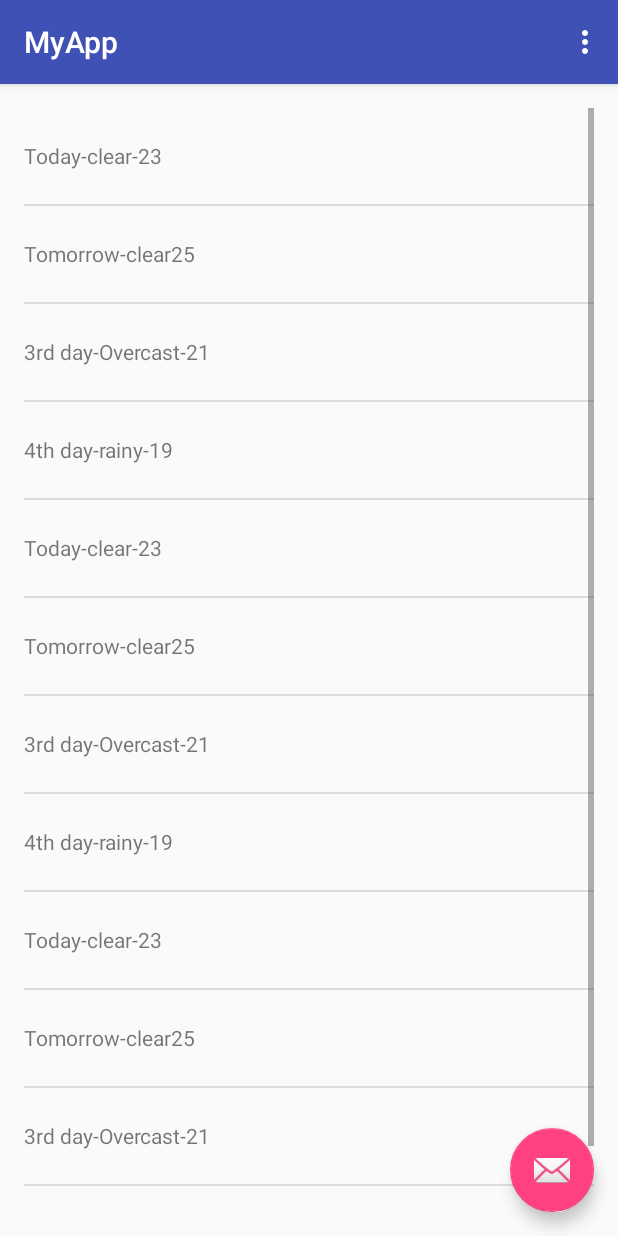
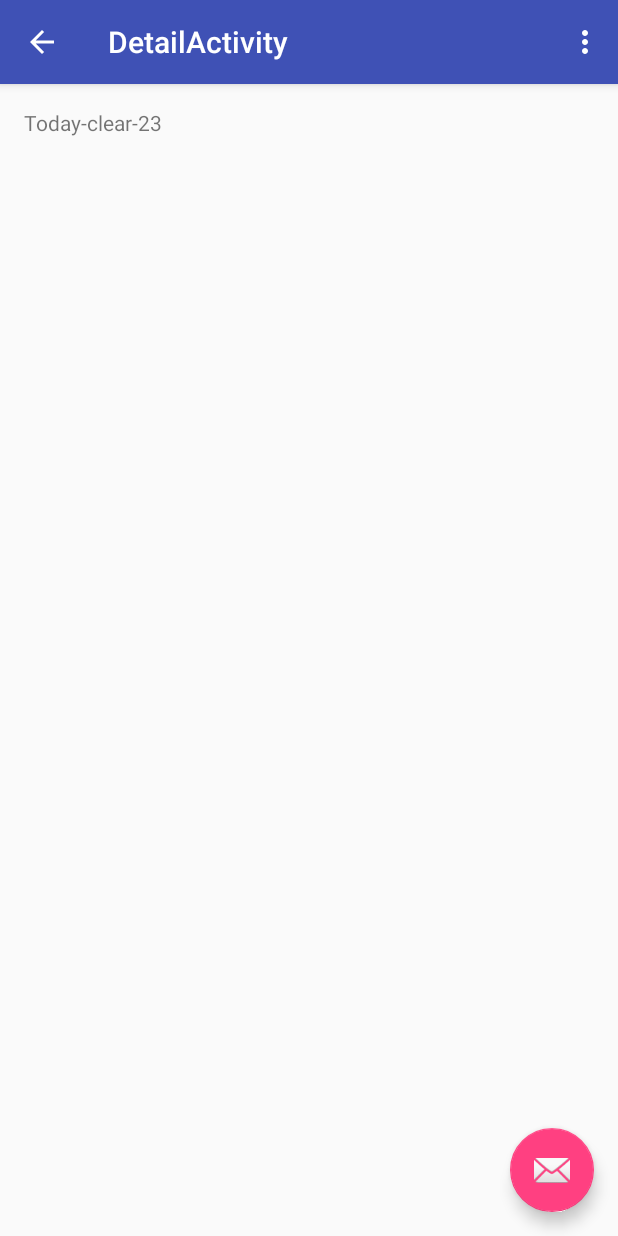
Before and after one commit to sundarsid/MyApp, an Android app: the screen it shows after launch (MainActivity before the commit, DetailActivity after it), after a tap on "Today-clear-23", on a phone screen of 412 x 824 dp. Run offline under Robolectric (Android 15) with nearby library versions, the phone set to English and light mode, and no system bars.

Commit message:
Working with detail activity

```diff
--- a/app/src/main/AndroidManifest.xml
+++ b/app/src/main/AndroidManifest.xml
@@ -1,6 +1,7 @@
 <?xml version="1.0" encoding="utf-8"?>
 <manifest xmlns:android="http://schemas.android.com/apk/res/android"
-    package="com.example.sundar.myapp" >
+    package="com.example.sundar.myapp">
+
     <uses-permission android:name="android.permission.INTERNET" />
 
     <application
@@ -8,17 +9,26 @@
         android:icon="@mipmap/ic_launcher"
         android:label="@string/app_name"
         android:supportsRtl="true"
-        android:theme="@style/AppTheme" >
+        android:theme="@style/AppTheme">
         <activity
             android:name=".MainActivity"
             android:label="@string/app_name"
-            android:theme="@style/AppTheme.NoActionBar" >
+            android:theme="@style/AppTheme.NoActionBar">
             <intent-filter>
                 <action android:name="android.intent.action.MAIN" />
 
                 <category android:name="android.intent.category.LAUNCHER" />
             </intent-filter>
         </activity>
+        <activity
+            android:name=".DetailActivity"
+            android:label="@string/title_activity_detail"
+            android:parentActivityName=".MainActivity"
+            android:theme="@style/AppTheme.NoActionBar">
+            <meta-data
+                android:name="android.support.PARENT_ACTIVITY"
+                android:value="com.example.sundar.myapp.MainActivity" />
+        </activity>
     </application>
 
 </manifest>
--- /dev/null
+++ b/app/src/main/java/com/example/sundar/myapp/DetailActivityFragment.java
@@ -0,0 +1,50 @@
+package com.example.sundar.myapp;
+
+import android.content.Intent;
+import android.os.Bundle;
+import android.support.v4.app.Fragment;
+import android.view.LayoutInflater;
+import android.view.Menu;
+import android.view.MenuInflater;
+import android.view.View;
+import android.view.ViewGroup;
+import android.widget.TextView;
+
+/**
+ * A placeholder fragment containing a simple view.
+ */
+public class DetailActivityFragment extends Fragment {
+
+    public DetailActivityFragment() {
+    }
+
+    @Override
+    public void onCreate(Bundle savedInstanceState) {
+        super.onCreate(savedInstanceState);
+        // Add this line in order for this fragment to handle menu events.
+        setHasOptionsMenu(true);
+    }
+
+    @Override
+    public void onCreateOptionsMenu(Menu menu, MenuInflater inflater) {
+        // Inflate the menu; this adds items to the action bar if it is present.
+        inflater.inflate(R.menu.menu_detail, menu);
+
+    }
+
+    @Override
+    public View onCreateView(LayoutInflater inflater, ViewGroup container,
+                             Bundle savedInstanceState) {
+        View rootView = inflater.inflate(R.layout.fragment_detail, container, false);
+
+        // The detail Activity called via intent.  Inspect the intent for forecast data.
+        Intent intent = getActivity().getIntent();
+        if (intent != null && intent.hasExtra(Intent.EXTRA_TEXT)) {
+            String forecastStr = intent.getStringExtra(Intent.EXTRA_TEXT);
+            ((TextView) rootView.findViewById(R.id.detail_text))
+                    .setText(forecastStr);
+        }
+
+        return rootView;
+    }
+}
--- a/app/src/main/java/com/example/sundar/myapp/MainActivity.java
+++ b/app/src/main/java/com/example/sundar/myapp/MainActivity.java
@@ -5,9 +5,9 @@ import android.support.design.widget.FloatingActionButton;
 import android.support.design.widget.Snackbar;
 import android.support.v7.app.AppCompatActivity;
 import android.support.v7.widget.Toolbar;
-import android.view.View;
 import android.view.Menu;
 import android.view.MenuItem;
+import android.view.View;
 
 public class MainActivity extends AppCompatActivity {
 
--- a/app/src/main/java/com/example/sundar/myapp/MainActivityFragment.java
+++ b/app/src/main/java/com/example/sundar/myapp/MainActivityFragment.java
@@ -1,5 +1,6 @@
 package com.example.sundar.myapp;
 
+import android.content.Intent;
 import android.net.Uri;
 import android.os.AsyncTask;
 import android.os.Bundle;
@@ -15,7 +16,6 @@ import android.view.ViewGroup;
 import android.widget.AdapterView;
 import android.widget.ArrayAdapter;
 import android.widget.ListView;
-import android.widget.Toast;
 
 import org.json.JSONArray;
 import org.json.JSONException;
@@ -86,18 +86,21 @@ public class MainActivityFragment extends Fragment {
 
         ListView listView = (ListView) rootView.findViewById(R.id.listview_forecast);
         listView.setAdapter(mForecastAdapter);
+
         listView.setOnItemClickListener(new AdapterView.OnItemClickListener() {
 
             @Override
             public void onItemClick(AdapterView<?> adapterView, View view, int position, long l) {
                 String forecast = mForecastAdapter.getItem(position);
-                Toast.makeText(getActivity(), forecast, Toast.LENGTH_SHORT).show();
+                Intent intent = new Intent(getActivity(), DetailActivity.class)
+                        .putExtra(Intent.EXTRA_TEXT, forecast);
+                startActivity(intent);
             }
         });
 
 
+        return rootView;
 
-        return rootView;
     }
 
 
--- /dev/null
+++ b/app/src/main/res/layout/activity_detail.xml
@@ -0,0 +1,34 @@
+<?xml version="1.0" encoding="utf-8"?>
+<android.support.design.widget.CoordinatorLayout xmlns:android="http://schemas.android.com/apk/res/android"
+    xmlns:app="http://schemas.android.com/apk/res-auto"
+    xmlns:tools="http://schemas.android.com/tools"
+    android:layout_width="match_parent"
+    android:layout_height="match_parent"
+    android:fitsSystemWindows="true"
+    tools:context="com.example.sundar.myapp.DetailActivity">
+
+    <android.support.design.widget.AppBarLayout
+        android:layout_width="match_parent"
+        android:layout_height="wrap_content"
+        android:theme="@style/AppTheme.AppBarOverlay">
+
+        <android.support.v7.widget.Toolbar
+            android:id="@+id/toolbar"
+            android:layout_width="match_parent"
+            android:layout_height="?attr/actionBarSize"
+            android:background="?attr/colorPrimary"
+            app:popupTheme="@style/AppTheme.PopupOverlay" />
+
+    </android.support.design.widget.AppBarLayout>
+
+    <include layout="@layout/content_detail" />
+
+    <android.support.design.widget.FloatingActionButton
+        android:id="@+id/fab"
+        android:layout_width="wrap_content"
+        android:layout_height="wrap_content"
+        android:layout_gravity="bottom|end"
+        android:layout_margin="@dimen/fab_margin"
+        android:src="@android:drawable/ic_dialog_email" />
+
+</android.support.design.widget.CoordinatorLayout>
--- /dev/null
+++ b/app/src/main/res/layout/content_detail.xml
@@ -0,0 +1,9 @@
+<fragment xmlns:android="http://schemas.android.com/apk/res/android"
+    xmlns:app="http://schemas.android.com/apk/res-auto"
+    xmlns:tools="http://schemas.android.com/tools"
+    android:id="@+id/fragment"
+    android:name="com.example.sundar.myapp.DetailActivityFragment"
+    android:layout_width="match_parent"
+    android:layout_height="match_parent"
+    app:layout_behavior="@string/appbar_scrolling_view_behavior"
+    tools:layout="@layout/fragment_detail" />
--- /dev/null
+++ b/app/src/main/res/layout/fragment_detail.xml
@@ -0,0 +1,18 @@
+<RelativeLayout xmlns:android="http://schemas.android.com/apk/res/android"
+    xmlns:tools="http://schemas.android.com/tools"
+    android:layout_width="match_parent"
+    android:layout_height="match_parent"
+    android:paddingBottom="@dimen/activity_vertical_margin"
+    android:paddingLeft="@dimen/activity_horizontal_margin"
+    android:paddingRight="@dimen/activity_horizontal_margin"
+    android:paddingTop="@dimen/activity_vertical_margin"
+    tools:context="com.example.sundar.myapp.DetailActivityFragment"
+    tools:showIn="@layout/activity_detail">
+
+    <TextView android:layout_width="wrap_content"
+        android:id="@+id/detail_text"
+        android:layout_height="wrap_content" />
+
+
+
+</RelativeLayout>
--- /dev/null
+++ b/app/src/main/res/menu/menu_detail.xml
@@ -0,0 +1,10 @@
+<menu xmlns:android="http://schemas.android.com/apk/res/android"
+    xmlns:app="http://schemas.android.com/apk/res-auto"
+    xmlns:tools="http://schemas.android.com/tools"
+    tools:context="com.example.sundar.myapp.DetailActivity">
+    <item
+        android:id="@+id/action_settings"
+        android:orderInCategory="100"
+        android:title="@string/action_settings"
+        app:showAsAction="never" />
+</menu>
--- a/app/src/main/res/values-v21/styles.xml
+++ b/app/src/main/res/values-v21/styles.xml
@@ -1,4 +1,5 @@
 <resources>>
+
     <style name="AppTheme.NoActionBar">
         <item name="windowActionBar">false</item>
         <item name="windowNoTitle">true</item>
--- a/app/src/main/res/values/strings.xml
+++ b/app/src/main/res/values/strings.xml
@@ -1,5 +1,8 @@
 <resources>
     <string name="app_name">MyApp</string>
+    <string name="hello_world">Hello World !!!</string>
     <string name="action_settings">Settings</string>
     <string name="action_refresh">Refresh</string>
+    <string name="title_activity_detailed">DetailedActivity</string>
+    <string name="title_activity_detail">DetailActivity</string>
 </resources>
--- a/app/src/main/res/values/styles.xml
+++ b/app/src/main/res/values/styles.xml
@@ -7,11 +7,14 @@
         <item name="colorPrimaryDark">@color/colorPrimaryDark</item>
         <item name="colorAccent">@color/colorAccent</item>
     </style>
+
     <style name="AppTheme.NoActionBar">
         <item name="windowActionBar">false</item>
         <item name="windowNoTitle">true</item>
     </style>
+
     <style name="AppTheme.AppBarOverlay" parent="ThemeOverlay.AppCompat.Dark.ActionBar" />
+
     <style name="AppTheme.PopupOverlay" parent="ThemeOverlay.AppCompat.Light" />
 
 </resources>
```
Lines whose indentation alone changed are shown as unchanged.
